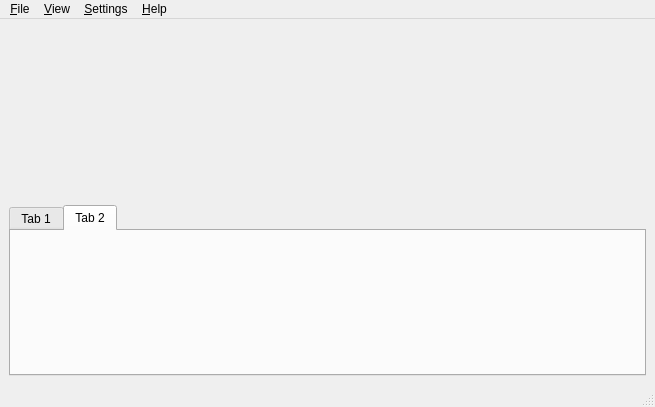
Before: the Qt Designer form branches/julian/android/src/GUI-QT/mainwindow.ui in mmjee/dream-patched, drawn with Qt 5.
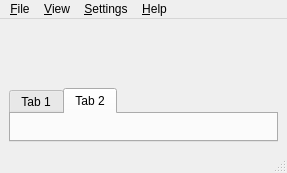
After: the same form once the commit is applied. Icons and pictures are not drawn. Custom widgets are drawn as their Qt base class.

Patch:
```diff
--- a/branches/julian/android/src/GUI-QT/mainwindow.ui
+++ b/branches/julian/android/src/GUI-QT/mainwindow.ui
@@ -6,8 +6,8 @@
    <rect>
     <x>0</x>
     <y>0</y>
-    <width>655</width>
-    <height>407</height>
+    <width>287</width>
+    <height>173</height>
    </rect>
   </property>
   <property name="windowTitle">
@@ -18,19 +18,18 @@
     <normaloff>:/icons/MainIcon.svg</normaloff>:/icons/MainIcon.svg</iconset>
   </property>
   <widget class="QWidget" name="centralwidget">
-   <layout class="QGridLayout" name="gridLayout">
-    <item row="0" column="0">
-     <widget class="DRMDisplay" name="MainDisplay" native="true">
+   <layout class="QVBoxLayout" name="verticalLayout">
+    <item>
+     <widget class="DRMDisplay" name="MainDisplay" native="true"/>
+    </item>
+    <item>
+     <widget class="QTabWidget" name="serviceTabs">
       <property name="sizePolicy">
-       <sizepolicy hsizetype="MinimumExpanding" vsizetype="MinimumExpanding">
+       <sizepolicy hsizetype="Preferred" vsizetype="Preferred">
         <horstretch>0</horstretch>
         <verstretch>0</verstretch>
        </sizepolicy>
       </property>
-     </widget>
-    </item>
-    <item row="1" column="0">
-     <widget class="QTabWidget" name="serviceTabs">
       <property name="currentIndex">
        <number>1</number>
       </property>
@@ -54,7 +53,7 @@
     <rect>
      <x>0</x>
      <y>0</y>
-     <width>655</width>
+     <width>287</width>
      <height>21</height>
     </rect>
    </property>
```
Left out of the diff: 58 changed lines with no effect on the pictures.
